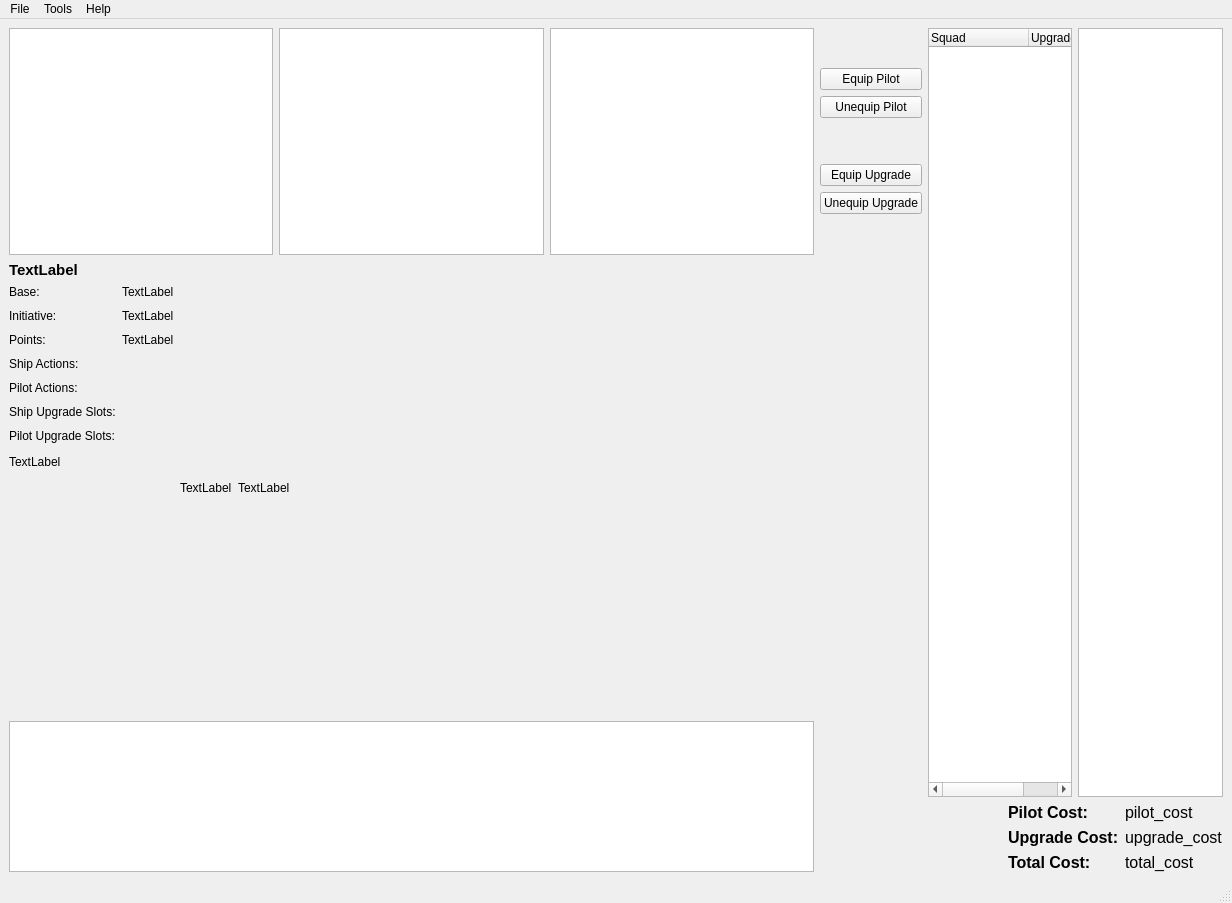
The window that qt_designer/main_window.ui (flipperlord/x-wing-squad-builder) describes before a commit, drawn with Qt 5.
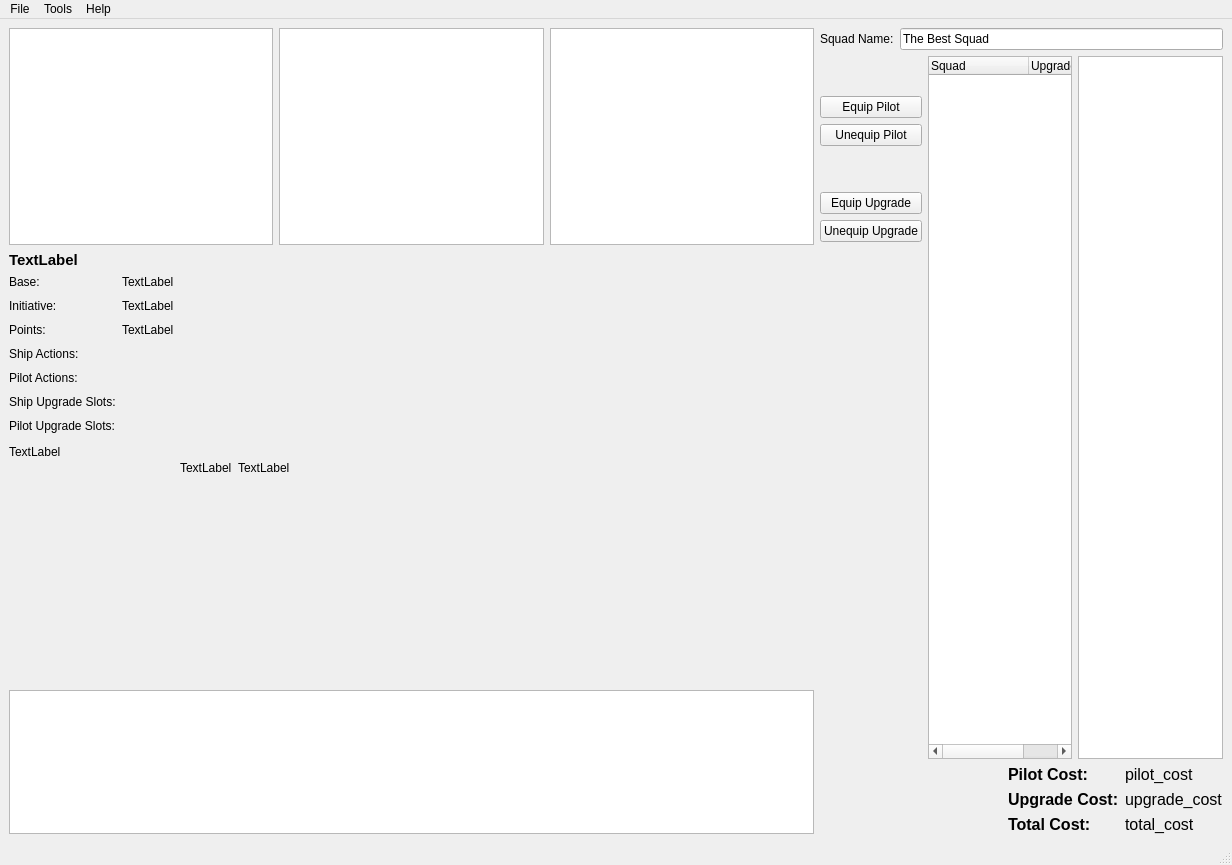
The same window after the commit. Icons and pictures are not drawn.

```diff
--- a/qt_designer/main_window.ui
+++ b/qt_designer/main_window.ui
@@ -7,7 +7,7 @@
     <x>0</x>
     <y>0</y>
     <width>1232</width>
-    <height>903</height>
+    <height>865</height>
    </rect>
   </property>
   <property name="windowTitle">
@@ -253,7 +253,28 @@
        </layout>
       </item>
       <item>
-       <layout class="QVBoxLayout" name="squad_layout" stretch="0,0">
+       <layout class="QVBoxLayout" name="squad_layout" stretch="0,0,0">
+        <item>
+         <layout class="QHBoxLayout" name="horizontalLayout">
+          <item>
+           <widget class="QLabel" name="label">
+            <property name="text">
+             <string>Squad Name:</string>
+            </property>
+           </widget>
+          </item>
+          <item>
+           <widget class="QLineEdit" name="squad_name_line_edit">
+            <property name="text">
+             <string>The Best Squad</string>
+            </property>
+            <property name="frame">
+             <bool>true</bool>
+            </property>
+           </widget>
+          </item>
+         </layout>
+        </item>
         <item>
          <layout class="QHBoxLayout" name="horizontalLayout_9">
           <item>
```
Left out of the diff: 25 changed lines with no effect on the pictures.
